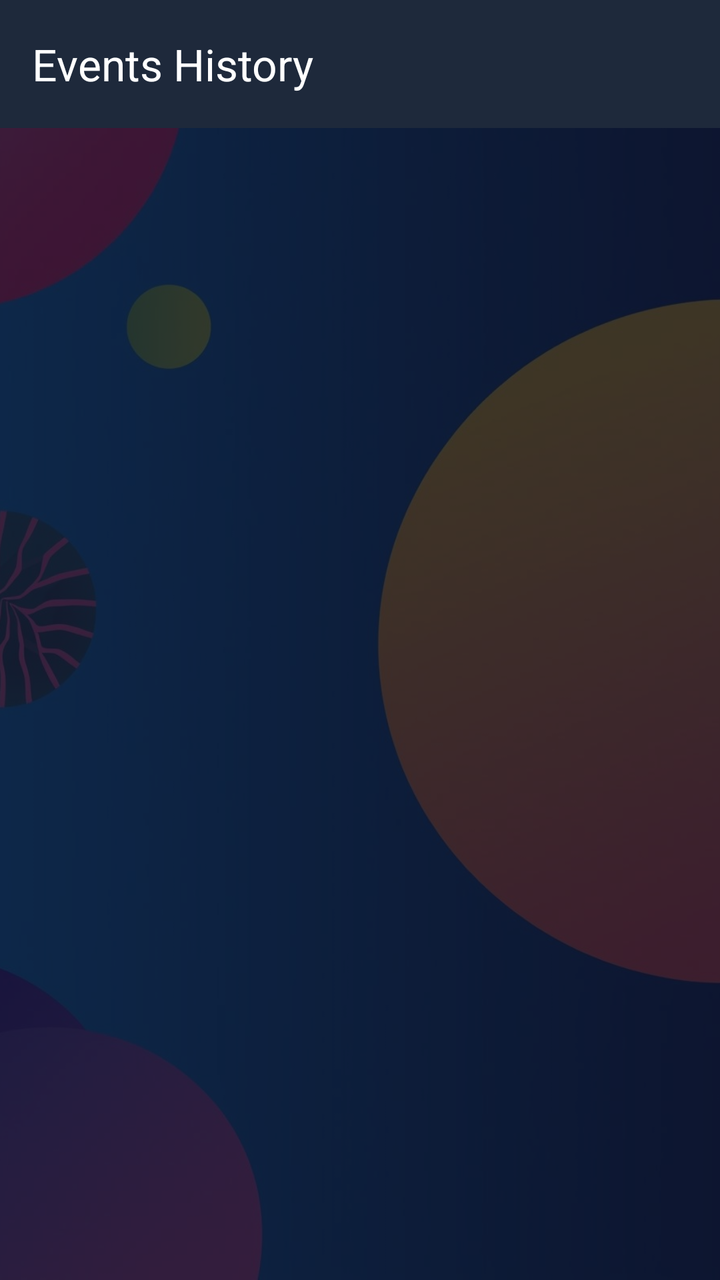
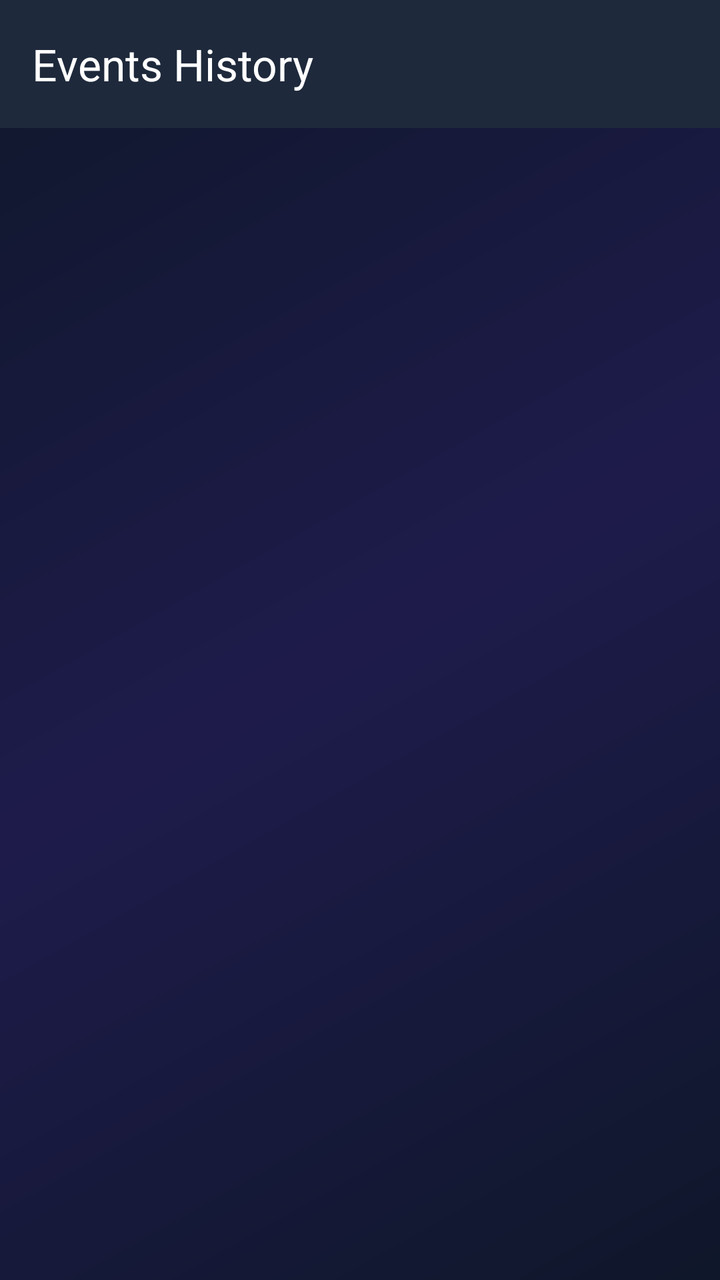

An Android layout rendered at two revisions. The XML below is the earlier revision; the diff shows what the commit changed to produce the second picture.
<!-- AndroidManifest.xml: application theme Theme.EventManagementSystem -->
<!-- res/layout/activity_history.xml -->
<?xml version="1.0" encoding="utf-8"?>
<FrameLayout
    xmlns:android="http://schemas.android.com/apk/res/android"
    xmlns:app="http://schemas.android.com/apk/res-auto"
    android:layout_width="match_parent"
    android:layout_height="match_parent">

    
    <ImageView
        android:layout_width="match_parent"
        android:layout_height="match_parent"
        android:src="@drawable/event_activity"
        android:scaleType="centerCrop"
        android:contentDescription="Background"/>

    
    <View
        android:layout_width="match_parent"
        android:layout_height="match_parent"
        android:background="#CC0F172A"/>

    <LinearLayout
        android:layout_width="match_parent"
        android:layout_height="match_parent"
        android:orientation="vertical">

        <com.google.android.material.appbar.MaterialToolbar
            android:id="@+id/toolbar"
            android:layout_width="match_parent"
            android:layout_height="?attr/actionBarSize"
            android:background="#1E293B"
            app:title="Events History"
            app:titleTextColor="@android:color/white"/>

        <TextView
            android:id="@+id/tvEmptyHistory"
            android:layout_width="match_parent"
            android:layout_height="wrap_content"
            android:text="No past event history found."
            android:textSize="18sp"
            android:textStyle="bold"
            android:textColor="#94A3B8"
            android:gravity="center"
            android:visibility="gone"
            android:layout_marginTop="60dp"/>

        <androidx.recyclerview.widget.RecyclerView
            android:id="@+id/recyclerHistory"
            android:layout_width="match_parent"
            android:layout_height="match_parent"
            android:paddingTop="8dp"
            android:paddingBottom="16dp"
            android:clipToPadding="false"/>

    </LinearLayout>

</FrameLayout>
<!-- resources referenced by this layout -->
<resources>
  <!-- drawable event_activity: jpg bitmap (drawable, 97123 bytes) -->
  <style name="Theme.EventManagementSystem" parent="Base.Theme.EventManagementSystem" />
  <style name="Base.Theme.EventManagementSystem" parent="Theme.Material3.DayNight.NoActionBar">
          <item name="colorPrimary">@color/primary</item>
          <item name="colorPrimaryVariant">@color/primary_dark</item>
          <item name="colorSecondary">@color/accent_orange</item>
          <item name="android:statusBarColor">@color/primary_dark</item>
      </style>
  <color name="primary">#4F46E5</color>
  <color name="primary_dark">#3730A3</color>
  <color name="accent_orange">#F97316</color>
</resources>

<!-- the commit's change to res/layout/activity_history.xml (unified diff, before → after) -->
@@ -1,57 +1,38 @@
 <?xml version="1.0" encoding="utf-8"?>
-<FrameLayout
+<LinearLayout
     xmlns:android="http://schemas.android.com/apk/res/android"
     xmlns:app="http://schemas.android.com/apk/res-auto"
     android:layout_width="match_parent"
-    android:layout_height="match_parent">
+    android:layout_height="match_parent"
+    android:orientation="vertical"
+    android:background="@drawable/bg_main_gradient">
 
-    
-    <ImageView
+    <com.google.android.material.appbar.MaterialToolbar
+        android:id="@+id/toolbar"
+        android:layout_width="match_parent"
+        android:layout_height="?attr/actionBarSize"
+        android:background="#1E293B"
+        app:title="Events History"
+        app:titleTextColor="@android:color/white"/>
+
+    <TextView
+        android:id="@+id/tvEmptyHistory"
+        android:layout_width="match_parent"
+        android:layout_height="wrap_content"
+        android:text="No past event history found."
+        android:textSize="18sp"
+        android:textStyle="bold"
+        android:textColor="#94A3B8"
+        android:gravity="center"
+        android:visibility="gone"
+        android:layout_marginTop="60dp"/>
+
+    <androidx.recyclerview.widget.RecyclerView
+        android:id="@+id/recyclerHistory"
         android:layout_width="match_parent"
         android:layout_height="match_parent"
-        android:src="@drawable/event_activity"
-        android:scaleType="centerCrop"
-        android:contentDescription="Background"/>
+        android:paddingTop="8dp"
+        android:paddingBottom="16dp"
+        android:clipToPadding="false"/>
 
-    
-    <View
-        android:layout_width="match_parent"
-        android:layout_height="match_parent"
-        android:background="#CC0F172A"/>
-
-    <LinearLayout
-        android:layout_width="match_parent"
-        android:layout_height="match_parent"
-        android:orientation="vertical">
-
-        <com.google.android.material.appbar.MaterialToolbar
-            android:id="@+id/toolbar"
-            android:layout_width="match_parent"
-            android:layout_height="?attr/actionBarSize"
-            android:background="#1E293B"
-            app:title="Events History"
-            app:titleTextColor="@android:color/white"/>
-
-        <TextView
-            android:id="@+id/tvEmptyHistory"
-            android:layout_width="match_parent"
-            android:layout_height="wrap_content"
-            android:text="No past event history found."
-            android:textSize="18sp"
-            android:textStyle="bold"
-            android:textColor="#94A3B8"
-            android:gravity="center"
-            android:visibility="gone"
-            android:layout_marginTop="60dp"/>
-
-        <androidx.recyclerview.widget.RecyclerView
-            android:id="@+id/recyclerHistory"
-            android:layout_width="match_parent"
-            android:layout_height="match_parent"
-            android:paddingTop="8dp"
-            android:paddingBottom="16dp"
-            android:clipToPadding="false"/>
-
-    </LinearLayout>
-
-</FrameLayout>
+</LinearLayout>
<!-- resource entries referenced after the edit -->
@@ -1,6 +1,16 @@
 <!-- resources referenced by this layout -->
 <resources>
-  <!-- drawable event_activity: jpg bitmap (drawable, 97123 bytes) -->
+  <!-- drawable bg_main_gradient (drawable) -->
+  <?xml version="1.0" encoding="utf-8"?>
+  <shape xmlns:android="http://schemas.android.com/apk/res/android"
+      android:shape="rectangle">
+      <gradient
+          android:angle="135"
+          android:startColor="#0F172A"
+          android:centerColor="#1E1B4B"
+          android:endColor="#0F172A"
+          android:type="linear" />
+  </shape>
   <style name="Theme.EventManagementSystem" parent="Base.Theme.EventManagementSystem" />
   <style name="Base.Theme.EventManagementSystem" parent="Theme.Material3.DayNight.NoActionBar">
           <item name="colorPrimary">@color/primary</item>
@@ -8,8 +18,8 @@
           <item name="colorSecondary">@color/accent_orange</item>
           <item name="android:statusBarColor">@color/primary_dark</item>
       </style>
-  <color name="primary">#4F46E5</color>
-  <color name="primary_dark">#3730A3</color>
+  <color name="primary">#6366F1</color>
+  <color name="primary_dark">#4338CA</color>
   <color name="accent_orange">#F97316</color>
 </resources>
 
